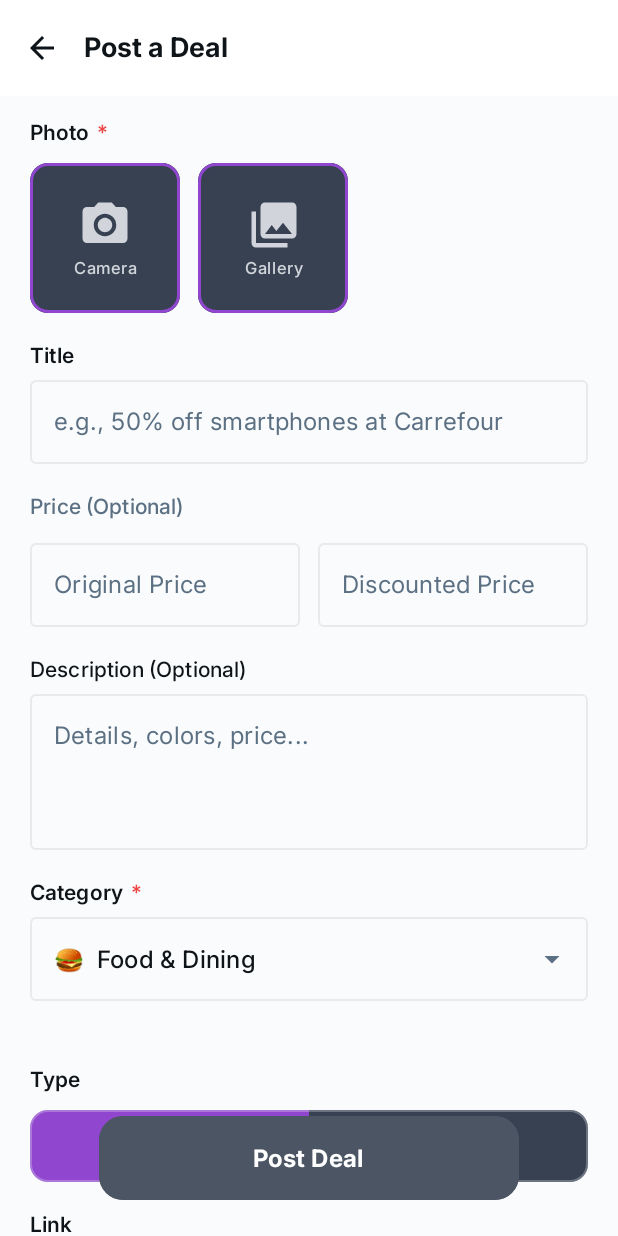
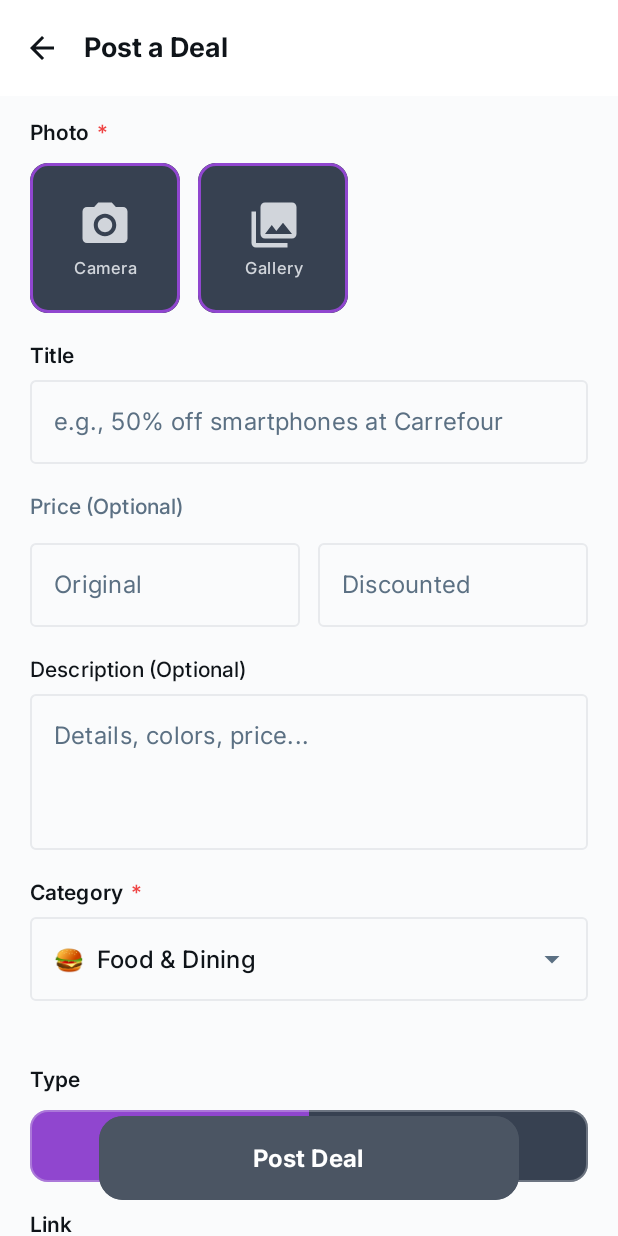
Before and after one commit to Magdyz/DohaDealsRadar, an Android app built with Jetpack Compose: the PostScreen screen opened through its navigation route, on a phone screen of 412 x 824 dp. Run offline under Robolectric (Android 15) with nearby library versions, the phone set to English and light mode, and no system bars; our stand-ins replace Room's generated code; network calls fail; pictures from the network do not load.

Commit message:
Fix price display: reorder, colors, labels, and layout
4 Fixes:
1. Price input labels: "Original Price" -> "Original", "Discounted Price" -> "Discounted"
   - Keeps text clear and boxes same size

2. Reordered price display in both Card and Details:
   - Before: ~~QR 2,745~~ -27% QR 1,995
   - After: QR 1,995 ~~QR 2,745~~ -27%
   - Order: DISCOUNTED (large) + original (small strikethrough) + percentage

3. Changed discounted price color:
   - Before: Purple (#9046CF)
   - After: Pink (#E91E63) - matches category highlight color
   - Applies to both "both prices" and "only discounted" cases

4. Fixed Deal Card empty space when no price:
   - Added conditional vertical arrangement
   - Centers title when no price exists
   - Maintains consistent spacing with image and button
   - No layout shift between cards with/without prices

Font sizes adjusted for clarity:
- Deal Card: discounted 13sp, original 10sp, percent 10sp
- Details: discounted 24sp, original 16sp, percent 14sp

```diff
--- a/feature/post/src/main/java/qa/deals/doha/feature/post/PostScreen.kt
+++ b/feature/post/src/main/java/qa/deals/doha/feature/post/PostScreen.kt
@@ -389,7 +389,7 @@ fun PostScreen(
                             },
                             modifier = Modifier.weight(1f),
                             placeholder = { Text("QR 100") },
-                            label = { Text("Original Price") },
+                            label = { Text("Original") },
                             singleLine = true,
                             maxLines = 1,
                             keyboardOptions = KeyboardOptions(
@@ -409,7 +409,7 @@ fun PostScreen(
                             },
                             modifier = Modifier.weight(1f),
                             placeholder = { Text("QR 80") },
-                            label = { Text("Discounted Price") },
+                            label = { Text("Discounted") },
                             singleLine = true,
                             maxLines = 1,
                             keyboardOptions = KeyboardOptions(
```
Also changed, not shown: feature/details/src/main/java/qa/deals/doha/feature/details/DetailsScreen.kt (+27 -27 lines), feature/feed/src/main/java/qa/deals/doha/feature/feed/components/DealCard.kt (+35 -28 lines).
